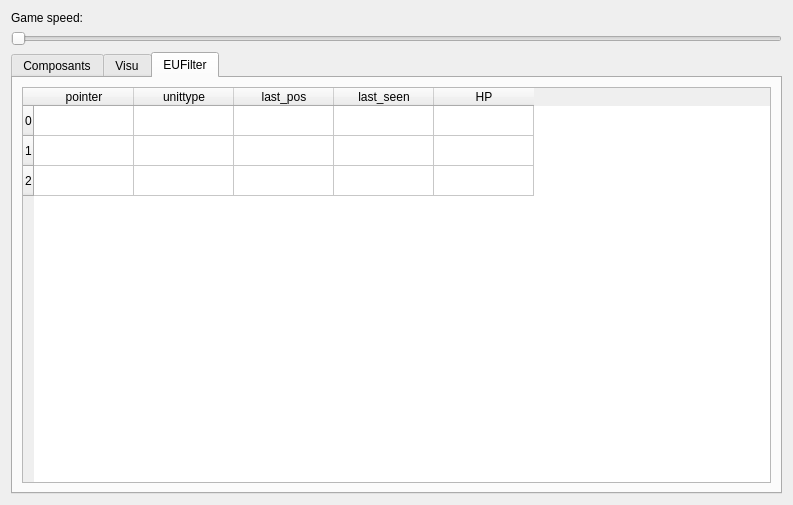
Qt form src/AI-Monitor/menuwidget.ui (syhw/BroodwarBotQ) before a commit.
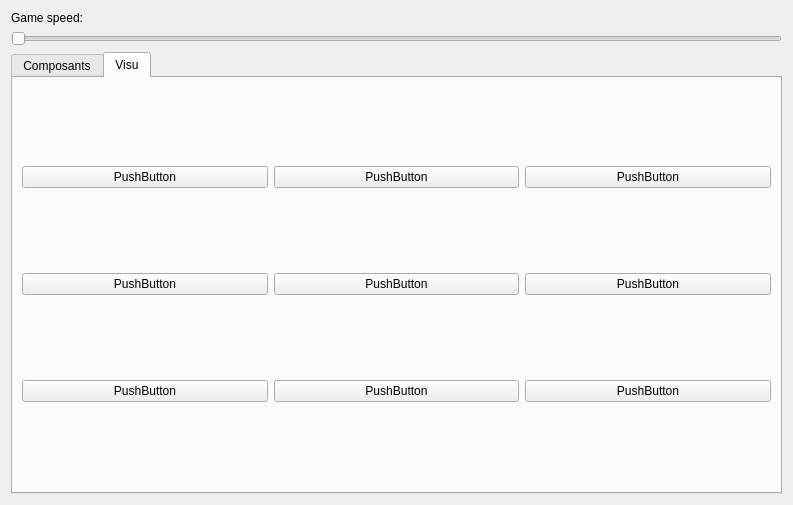
The same form after that commit. The open tabs and pages were chosen to show the change.

The edit to the form file:
```diff
--- a/src/AI-Monitor/menuwidget.ui
+++ b/src/AI-Monitor/menuwidget.ui
@@ -113,73 +113,6 @@
        </item>
       </layout>
      </widget>
-     <widget class="QWidget" name="tab_EUFilter">
-      <attribute name="title">
-       <string>EUFilter</string>
-      </attribute>
-      <layout class="QHBoxLayout" name="horizontalLayout_2">
-       <item>
-        <widget class="QTableWidget" name="EVUnits">
-         <property name="minimumSize">
-          <size>
-           <width>381</width>
-           <height>0</height>
-          </size>
-         </property>
-         <row>
-          <property name="text">
-           <string>0</string>
-          </property>
-         </row>
-         <row>
-          <property name="text">
-           <string>1</string>
-          </property>
-         </row>
-         <row>
-          <property name="text">
-           <string>2</string>
-          </property>
-         </row>
-         <column>
-          <property name="text">
-           <string>pointer</string>
-          </property>
-         </column>
-         <column>
-          <property name="text">
-           <string>unittype</string>
-          </property>
-         </column>
-         <column>
-          <property name="text">
-           <string>last_pos</string>
-          </property>
-         </column>
-         <column>
-          <property name="text">
-           <string>last_seen</string>
-          </property>
-         </column>
-         <column>
-          <property name="text">
-           <string>HP</string>
-          </property>
-         </column>
-         <item row="0" column="0">
-          <property name="text">
-           <string/>
-          </property>
-         </item>
-         <item row="1" column="1">
-          <property name="text">
-           <string/>
-          </property>
-         </item>
-        </widget>
-       </item>
-      </layout>
-     </widget>
     </widget>
    </item>
   </layout>
```
Left out of the diff: 2 changed lines with no effect on the pictures.
